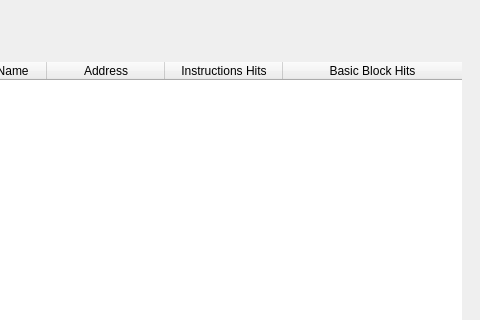
Before: the Qt Designer form ui/dock.ui in rizinorg/CutterDRcov, drawn with Qt 5; both pictures show x 207 to 687 and y 0 to 320 of the 687 by 455 pixel window.
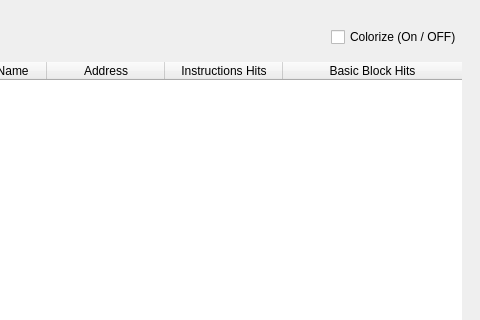
After: the same form once the commit is applied. The open tabs and pages were chosen to show the change. Icons and pictures are not drawn.

What changed in the file:
```diff
--- a/ui/dock.ui
+++ b/ui/dock.ui
@@ -95,7 +95,14 @@
           </property>
          </spacer>
         </item>
-        <item row="1" column="0" colspan="2">
+        <item row="0" column="2">
+         <widget class="QCheckBox" name="Colorize">
+          <property name="text">
+           <string>Colorize (On / OFF)</string>
+          </property>
+         </widget>
+        </item>
+        <item row="1" column="0" colspan="3">
          <widget class="QTableWidget" name="covTable">
           <property name="frameShape">
            <enum>QFrame::NoFrame</enum>
```
Left out of the diff: 2 changed lines with no effect on the pictures.
